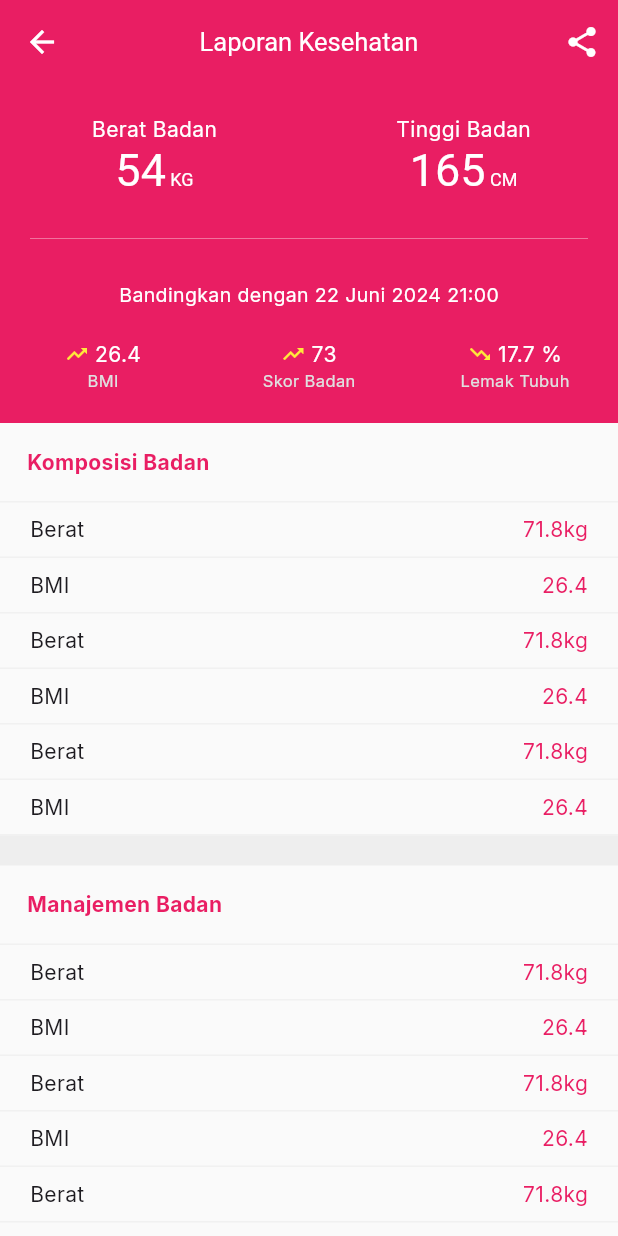
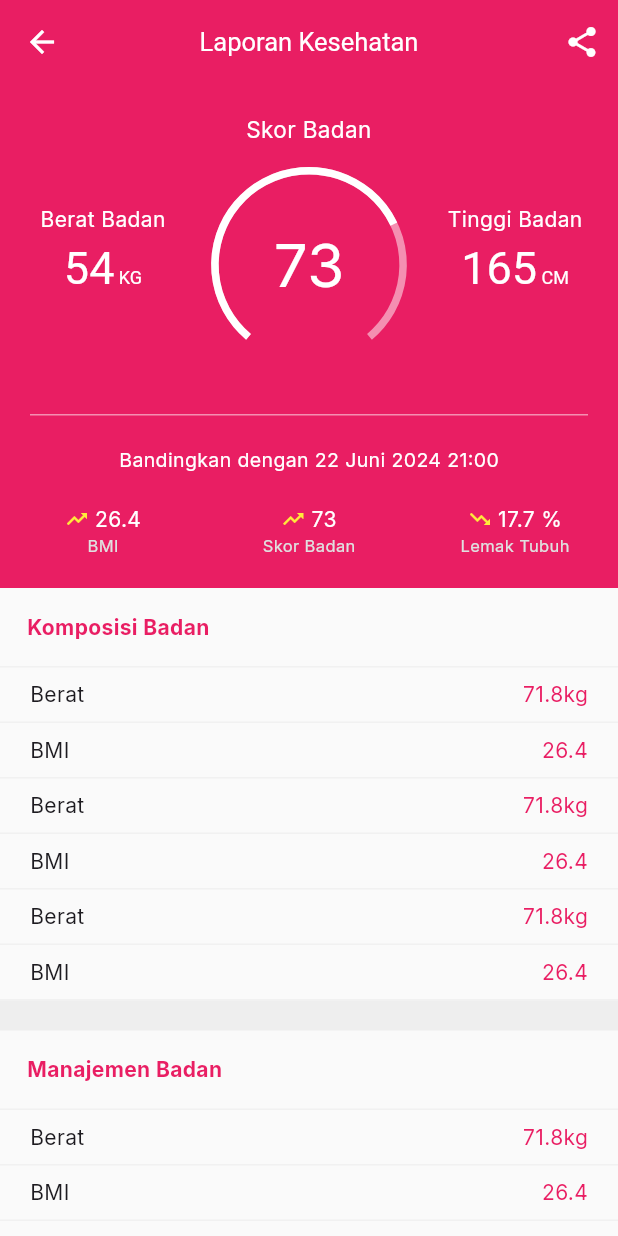
Before and after one commit to izzaalfiansyah/vitalmetrics, a Flutter app: the ReportScreen screen opened directly with empty values, on a phone screen of 412 x 824 dp. Run offline on Flutter 3.47's test engine with Material 3 defaults, Android fonts, the phone set to English and light mode, and no system bars; drawn by our look-alikes of syncfusion_flutter_gauges; our stand-ins replace fl_chart, google_fonts, shared_preferences; accounts and stored records are empty; network calls fail.

```diff
--- a/lib/pages/report.dart
+++ b/lib/pages/report.dart
@@ -1,4 +1,5 @@
 import 'package:flutter/material.dart';
+import 'package:syncfusion_flutter_gauges/gauges.dart';
 import 'package:vitalmetrics/components/hr.dart';
 import 'package:vitalmetrics/constant.dart';
 
@@ -54,6 +55,50 @@ class _ReportScreenState extends State<ReportScreen> {
                         value: '54',
                         satuan: 'KG',
                       ),
+                      Expanded(
+                        child: SizedBox(
+                          height: 180,
+                          child: SfRadialGauge(
+                            title: GaugeTitle(
+                              text: 'Skor Badan',
+                              textStyle: TextStyle(
+                                color: Colors.white,
+                              ),
+                            ),
+                            axes: [
+                              RadialAxis(
+                                minimum: 0,
+                                maximum: 100,
+                                axisLineStyle: AxisLineStyle(
+                                  color: Colors.white.withOpacity(.5),
+                                  thickness: 5,
+                                ),
+                                showLabels: false,
+                                showTicks: false,
+                                pointers: [
+                                  RangePointer(
+                                    value: 73,
+                                    color: Colors.white,
+                                    enableAnimation: true,
+                                    width: 5,
+                                  ),
+                                ],
+                                annotations: [
+                                  GaugeAnnotation(
+                                    widget: Text(
+                                      '73',
+                                      style: TextStyle(
+                                        color: Colors.white,
+                                        fontSize: 40,
+                                      ),
+                                    ),
+                                  )
+                                ],
+                              )
+                            ],
+                          ),
+                        ),
+                      ),
                       topItem(
                         size,
                         text: 'Tinggi Badan',
@@ -63,11 +108,10 @@ class _ReportScreenState extends State<ReportScreen> {
                     ],
                   ),
                   SizedBox(height: 20),
-                  Container(
+                  Padding(
                     padding: EdgeInsets.symmetric(horizontal: 20),
-                    child: Divider(
-                      color: Colors.white,
-                      thickness: .25,
+                    child: Hr(
+                      color: Colors.white.withOpacity(.5),
                     ),
                   ),
                   SizedBox(height: 20),
@@ -238,11 +282,16 @@ class _ReportScreenState extends State<ReportScreen> {
     );
   }
 
-  Container topItem(Size size,
-      {required String text, required String value, required String satuan}) {
-    return Container(
+  Widget topItem(
+    Size size, {
+    required String text,
+    required String value,
+    required String satuan,
+    bool important = false,
+  }) {
+    return Expanded(
+      child: Container(
         alignment: Alignment.center,
-      width: size.width / 2,
         child: Column(
           mainAxisAlignment: MainAxisAlignment.center,
           crossAxisAlignment: CrossAxisAlignment.center,
@@ -253,13 +302,15 @@ class _ReportScreenState extends State<ReportScreen> {
                 color: Colors.white,
               ),
             ),
+            SizedBox(height: 5),
             RichText(
               text: TextSpan(
                 children: [
                   TextSpan(
                     text: value,
                     style: TextStyle(
-                    fontSize: 30,
+                      fontSize: important ? 50 : 30,
+                      fontWeight: important ? FontWeight.w500 : null,
                     ),
                   ),
                   TextSpan(
@@ -274,6 +325,7 @@ class _ReportScreenState extends State<ReportScreen> {
             ),
           ],
         ),
+      ),
     );
   }
 }
--- a/pubspec.yaml
+++ b/pubspec.yaml
@@ -36,6 +36,7 @@ dependencies:
   google_fonts: ^6.2.1
   http: ^1.2.2
   shared_preferences: ^2.2.3
+  syncfusion_flutter_gauges: ^26.1.42
   vertical_weight_slider: ^2.6.0
 
 dev_dependencies:
```
Also changed, not shown: lib/pages/index.dart (+51 -22 lines), pubspec.lock. Lines whose indentation alone changed are shown as unchanged.
